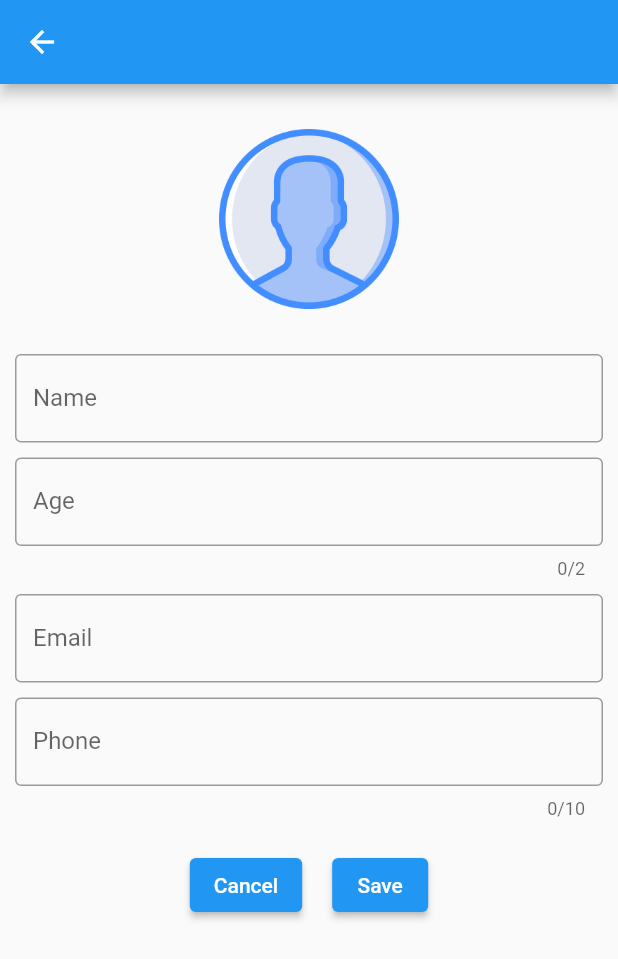
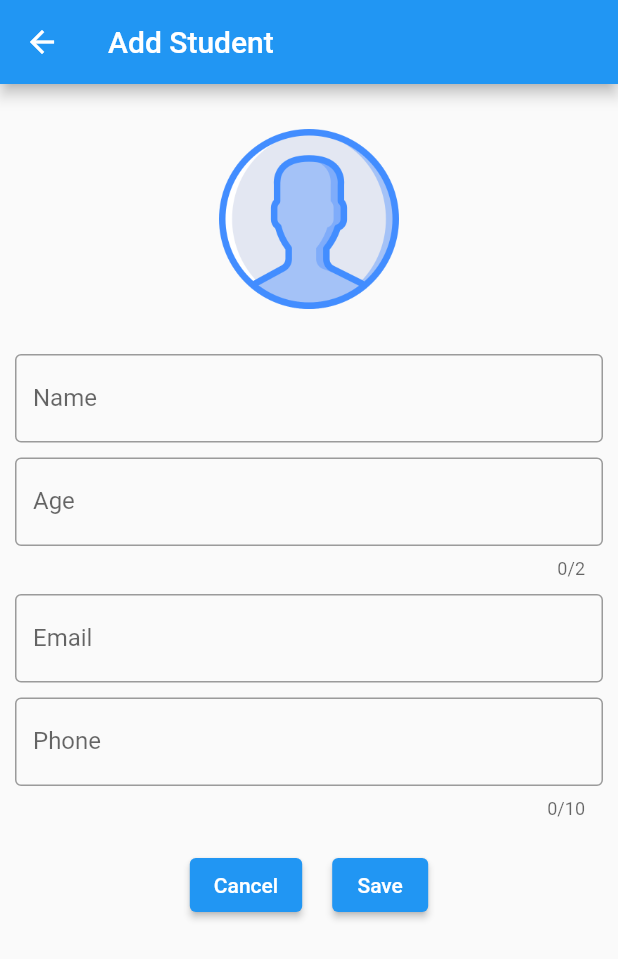
Before and after one commit to Athifms7/student_database_GetX, a Flutter app: the StudentAdd screen opened directly, on a phone screen of 412 x 824 dp. Shown: the top 959 px of the screen. Run offline on Flutter 3.47's test engine with Material 2 defaults, Android fonts, the phone set to English and light mode, and no system bars; our stand-ins replace get, hive_flutter, image_picker; accounts and stored records are empty.

Commit message:
first commit

```diff
--- a/lib/main.dart
+++ b/lib/main.dart
@@ -2,6 +2,7 @@ import 'package:flutter/material.dart';
 import 'package:hive_flutter/adapters.dart';
 import 'package:student_database/db/model/student_model.dart';
 import 'package:student_database/screens/screen_home.dart';
+import 'package:get/get.dart';
 
 void main(List<String> args) async {
   WidgetsFlutterBinding.ensureInitialized();
@@ -11,7 +12,7 @@ void main(List<String> args) async {
   }
 
   await Hive.openBox<StudentModel>('student_box');
-  runApp(MyApp());
+  runApp( const MyApp());
 }
 
 class MyApp extends StatelessWidget {
@@ -19,7 +20,7 @@ class MyApp extends StatelessWidget {
 
   @override
   Widget build(BuildContext context) {
-    return MaterialApp(
+    return GetMaterialApp(
       debugShowCheckedModeBanner: false,
       theme: ThemeData(
         primarySwatch: Colors.blue,
--- a/lib/screens/screen_student_add.dart
+++ b/lib/screens/screen_student_add.dart
@@ -1,100 +1,103 @@
-// ignore_for_file: prefer_const_constructors
 
-import 'dart:developer';
+
 import 'dart:io';
 
 import 'package:flutter/material.dart';
+import 'package:get/get.dart';
 import 'package:image_picker/image_picker.dart';
 import 'package:student_database/db/functions/dbFunctions.dart';
-import 'package:student_database/db/model/student_model.dart';
+import 'package:student_database/db/model/student_model.dart'; // Import your StudentController
 
-class StudentAdd extends StatefulWidget {
-  StudentAdd({super.key});
 
-  @override
-  State<StudentAdd> createState() => _StudentAddState();
-}
+class StudentAdd extends StatelessWidget {
+  final StudentController studentController = Get.find<StudentController>();
 
-class _StudentAddState extends State<StudentAdd> {
+  final TextEditingController nameController = TextEditingController();
+  final TextEditingController ageController = TextEditingController();
+  final TextEditingController emailController = TextEditingController();
+  final TextEditingController phoneController = TextEditingController();
+
   String imagePath = 'x';
-
-  TextEditingController nameController = TextEditingController();
-
-  TextEditingController ageController = TextEditingController();
-
-  TextEditingController emailController = TextEditingController();
-
-  TextEditingController phoneController = TextEditingController();
 
   @override
   Widget build(BuildContext context) {
     return Scaffold(
-      appBar: AppBar(),
+      appBar: AppBar(
+        title: const Text('Add Student'),
+      ),
       body: SingleChildScrollView(
         child: Padding(
           padding: const EdgeInsets.fromLTRB(10, 30, 10, 10),
-          child:
-              Column(crossAxisAlignment: CrossAxisAlignment.center, children: [
+          child: Column(
+            crossAxisAlignment: CrossAxisAlignment.center,
+            children: [
               SizedBox(
                 height: 120,
                 width: 120,
                 child: ClipRRect(
-                // borderRadius: BorderRadius.circular(20),
                   child: InkWell(
                       onTap: () {
                         takePic();
                       },
-                    child: imagePath == 'x'
-                        ? Image(image: AssetImage('assets/user.png'))
-                        : Image(image: FileImage(File(imagePath)))),
+                      child:
+
+                          imagePath == 'x'
+                              ? const Image(image: AssetImage('assets/user.png'))
+                              : Image(image: FileImage(File(imagePath)))
+
                       ),
                 ),
-            SizedBox(
+              ),
+              const SizedBox (
                 height: 30,
               ),
               TextField(
                 controller: nameController,
-              decoration: InputDecoration(
+                decoration: const InputDecoration(
                   hintText: 'Enter Your Name',
                   labelText: 'Name',
-                  border: OutlineInputBorder()),
+                  border: OutlineInputBorder(),
                 ),
-            SizedBox(
+              ),
+             const SizedBox(
                 height: 10,
               ),
               TextField(
                 controller: ageController,
                 maxLength: 2,
                 keyboardType: TextInputType.number,
-              decoration: InputDecoration(
+                 decoration:const InputDecoration(
                   hintText: 'Enter Your Age',
                   labelText: 'Age',
-                  border: OutlineInputBorder()),
+                  border: OutlineInputBorder(),
                 ),
-            SizedBox(
+              ),
+             const SizedBox(
                 height: 10,
               ),
               TextField(
                 controller: emailController,
                 keyboardType: TextInputType.emailAddress,
-              decoration: InputDecoration(
+                decoration:const InputDecoration(
                   hintText: 'Enter Your Email',
                   labelText: 'Email',
-                  border: OutlineInputBorder()),
+                  border: OutlineInputBorder(),
                 ),
-            SizedBox(
+              ),
+           const   SizedBox(
                 height: 10,
               ),
               TextField(
                 controller: phoneController,
                 maxLength: 10,
                 keyboardType: TextInputType.number,
-              decoration: InputDecoration(
+                decoration: const InputDecoration(
                   hintText: 'Enter Your Phone Number',
                   labelText: 'Phone',
-                  border: OutlineInputBorder()),
+                  border: OutlineInputBorder(),
                 ),
-            SizedBox(
+              ),
+             const SizedBox(
                 height: 20,
               ),
               Row(
@@ -102,10 +105,11 @@ class _StudentAddState extends State<StudentAdd> {
                 children: [
                   ElevatedButton(
                     onPressed: () {
-                      Navigator.of(context).pop();
+                      Get.back();
                     },
-                    child: Text('Cancel')),
-                SizedBox(
+                    child:const Text('Cancel'),
+                  ),
+                 const SizedBox(
                     width: 20,
                   ),
                   ElevatedButton(
@@ -114,35 +118,34 @@ class _StudentAddState extends State<StudentAdd> {
                           ageController.text.trim().isNotEmpty &&
                           emailController.text.trim().isNotEmpty &&
                           phoneController.text.trim().isNotEmpty) {
-                        StudentModel model = StudentModel(
+                        final newStudent = StudentModel(
                           name: nameController.text.trim(),
                           age: ageController.text.trim(),
                           email: emailController.text.trim(),
                           phone: phoneController.text.trim(),
-                            imagepath: imagePath);
+                          imagepath: imagePath,
+                        );
 
-                        addStudent(model);
-                        Navigator.of(context).pop();
+                        studentController.addStudent(newStudent);
+                        Get.back();
                       }
                     },
-                    child: Text('Save'))
+                    child:const Text('Save'),
+                  )
                 ],
-            )
-          ]),
+              ),
+            ],
+          ),
         ),
       ),
     );
   }
 
   takePic() async {
-    log('imagePath----------------------------------------------$imagePath');
     final imageFile =
         await ImagePicker().pickImage(source: ImageSource.gallery);
     if (imageFile != null) {
-      setState(() {
       imagePath = imageFile.path;
-      });
-    }
-    log('imagePath----------------------------------------------$imagePath');
     }
   }
+}
--- a/pubspec.yaml
+++ b/pubspec.yaml
@@ -38,6 +38,7 @@ dependencies:
   cupertino_icons: ^1.0.2
   image_picker: ^0.8.7+4
   hive_flutter: ^1.1.0
+  get: ^4.6.5
 
 dev_dependencies:
   flutter_test:
```
Also changed, not shown: lib/db/functions/dbFunctions.dart (+39 -22 lines), lib/screens/screen_details.dart (+38 -33 lines), lib/screens/screen_edit.dart (+61 -72 lines), lib/screens/screen_home.dart (+26 -50 lines), lib/screens/screen_search.dart (+32 -44 lines), pubspec.lock, 1 other file. Lines whose indentation alone changed are shown as unchanged.
